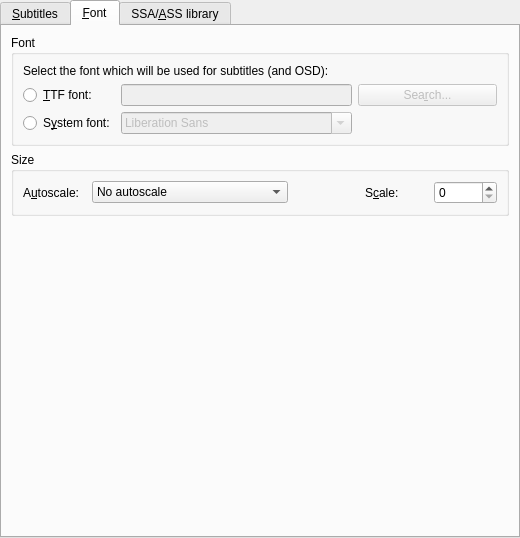
Before: the Qt Designer form src/prefsubtitles.ui in wilbert2000/wzplayer, drawn with Qt 5.
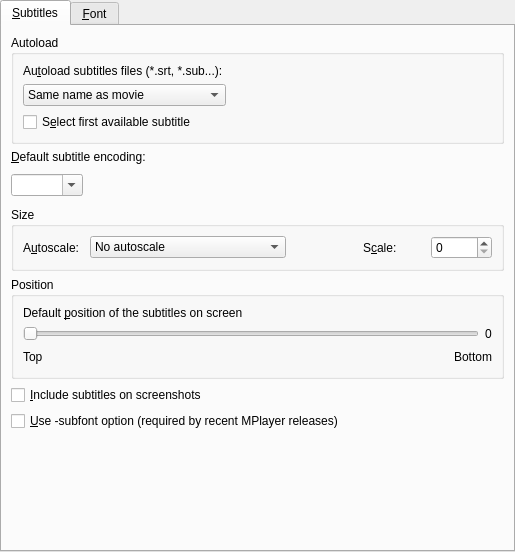
After: the same form once the commit is applied. The open tabs and pages were chosen to show the change. Icons and pictures are not drawn. Custom widgets are drawn as their Qt base class.

Commit message: Reorganized the layout of Preferences->Subtitles

What changed in the file:
```diff
--- a/src/prefsubtitles.ui
+++ b/src/prefsubtitles.ui
@@ -5,8 +5,8 @@
    <rect>
     <x>0</x>
     <y>0</y>
-    <width>520</width>
-    <height>538</height>
+    <width>515</width>
+    <height>552</height>
    </rect>
   </property>
   <property name="windowTitle" >
@@ -20,7 +20,7 @@
     <number>0</number>
    </property>
    <property name="spacing" >
-    <number>6</number>
+    <number>0</number>
    </property>
    <item>
     <widget class="QTabWidget" name="subtitles_tab" >
@@ -162,6 +162,94 @@
          </item>
         </layout>
        </item>
+       <item>
+        <widget class="QGroupBox" name="groupBox_6" >
+         <property name="title" >
+          <string>Size</string>
+         </property>
+         <layout class="QHBoxLayout" >
+          <property name="margin" >
+           <number>9</number>
+          </property>
+          <property name="spacing" >
+           <number>6</number>
+          </property>
+          <item>
+           <widget class="QLabel" name="textLabel2_2" >
+            <property name="text" >
+             <string>A&amp;utoscale:</string>
+            </property>
+            <property name="wordWrap" >
+             <bool>false</bool>
+            </property>
+            <property name="buddy" >
+             <cstring>font_autoscale_combo</cstring>
+            </property>
+           </widget>
+          </item>
+          <item>
+           <widget class="QComboBox" name="font_autoscale_combo" >
+            <item>
+             <property name="text" >
+              <string>No autoscale</string>
+             </property>
+            </item>
+            <item>
+             <property name="text" >
+              <string>Proportional to movie height</string>
+             </property>
+            </item>
+            <item>
+             <property name="text" >
+              <string>Proportional to movie width</string>
+             </property>
+            </item>
+            <item>
+             <property name="text" >
+              <string>Proportional to movie diagonal</string>
+             </property>
+            </item>
+           </widget>
+          </item>
+          <item>
+           <spacer>
+            <property name="orientation" >
+             <enum>Qt::Horizontal</enum>
+            </property>
+            <property name="sizeType" >
+             <enum>QSizePolicy::Preferred</enum>
+            </property>
+            <property name="sizeHint" >
+             <size>
+              <width>71</width>
+              <height>20</height>
+             </size>
+            </property>
+           </spacer>
+          </item>
+          <item>
+           <widget class="QLabel" name="textLabel3_2" >
+            <property name="text" >
+             <string>S&amp;cale:</string>
+            </property>
+            <property name="wordWrap" >
+             <bool>false</bool>
+            </property>
+            <property name="buddy" >
+             <cstring>font_text_scale</cstring>
+            </property>
+           </widget>
+          </item>
+          <item>
+           <widget class="QSpinBox" name="font_text_scale" >
+            <property name="maximum" >
+             <number>100</number>
+            </property>
+           </widget>
+          </item>
+         </layout>
+        </widget>
+       </item>
        <item>
         <widget class="QGroupBox" name="groupBox_2" >
          <property name="title" >
@@ -315,7 +403,7 @@
        </item>
       </layout>
      </widget>
-     <widget class="QWidget" name="tab_2" >
+     <widget class="QWidget" name="TabPage" >
       <attribute name="title" >
        <string>&amp;Font</string>
       </attribute>
@@ -327,7 +415,7 @@
         <number>6</number>
        </property>
        <item>
-        <widget class="QGroupBox" name="groupBox_3" >
+        <widget class="QGroupBox" name="groupBox_5" >
          <property name="title" >
           <string>Font</string>
          </property>
@@ -411,118 +499,13 @@
         </widget>
        </item>
        <item>
-        <widget class="QGroupBox" name="groupBox_4" >
+        <widget class="QGroupBox" name="groupBox_7" >
          <property name="title" >
-          <string>Size</string>
+          <string>SSA/ASS library</string>
          </property>
-         <layout class="QHBoxLayout" >
-          <property name="margin" >
-           <number>9</number>
-          </property>
-          <property name="spacing" >
-           <number>6</number>
-          </property>
-          <item>
-           <widget class="QLabel" name="textLabel2" >
-            <property name="text" >
-             <string>A&amp;utoscale:</string>
-            </property>
-            <property name="wordWrap" >
-             <bool>false</bool>
-            </property>
-            <property name="buddy" >
-             <cstring>font_autoscale_combo</cstring>
-            </property>
-           </widget>
-          </item>
-          <item>
-           <widget class="QComboBox" name="font_autoscale_combo" >
-            <item>
-             <property name="text" >
-              <string>No autoscale</string>
-             </property>
-            </item>
-            <item>
-             <property name="text" >
-              <string>Proportional to movie height</string>
-             </property>
-            </item>
-            <item>
-             <property name="text" >
-              <string>Proportional to movie width</string>
-             </property>
-            </item>
-            <item>
-             <property name="text" >
-              <string>Proportional to movie diagonal</string>
-             </property>
-            </item>
-           </widget>
-          </item>
-          <item>
-           <spacer>
-            <property name="orientation" >
-             <enum>Qt::Horizontal</enum>
-            </property>
-            <property name="sizeType" >
-             <enum>QSizePolicy::Preferred</enum>
-            </property>
-            <property name="sizeHint" >
-             <size>
-              <width>71</width>
-              <height>20</height>
-             </size>
-            </property>
-           </spacer>
-          </item>
-          <item>
-           <widget class="QLabel" name="textLabel3" >
-            <property name="text" >
-             <string>S&amp;cale:</string>
-            </property>
-            <property name="wordWrap" >
-             <bool>false</bool>
-            </property>
-            <property name="buddy" >
-             <cstring>font_text_scale</cstring>
-            </property>
-           </widget>
-          </item>
-          <item>
-           <widget class="QSpinBox" name="font_text_scale" >
-            <property name="maximum" >
-             <number>100</number>
-            </property>
-           </widget>
-          </item>
-         </layout>
-        </widget>
-       </item>
-       <item>
-        <spacer>
-         <property name="orientation" >
-          <enum>Qt::Vertical</enum>
-         </property>
-         <property name="sizeType" >
-          <enum>QSizePolicy::Expanding</enum>
-         </property>
-         <property name="sizeHint" >
-          <size>
-           <width>20</width>
-           <height>20</height>
-          </size>
-         </property>
-        </spacer>
-       </item>
-      </layout>
-     </widget>
-     <widget class="QWidget" name="TabPage" >
-      <attribute name="title" >
-       <string>SSA/&amp;ASS library</string>
-      </attribute>
       <layout class="QVBoxLayout" >
        <property name="margin" >
-        <number>6</number>
+           <number>9</number>
        </property>
        <property name="spacing" >
         <number>6</number>
@@ -695,6 +678,9 @@
          </item>
         </layout>
        </item>
+         </layout>
+        </widget>
+       </item>
        <item>
         <spacer>
          <property name="orientation" >
@@ -718,16 +704,16 @@
   </layout>
  </widget>
  <customwidgets>
-  <customwidget>
-   <class>MyFontComboBox</class>
-   <extends>QFontComboBox</extends>
-   <header>mycombobox.h</header>
-  </customwidget>
   <customwidget>
    <class>MyComboBox</class>
    <extends>QComboBox</extends>
    <header>mycombobox.h</header>
   </customwidget>
+  <customwidget>
+   <class>MyFontComboBox</class>
+   <extends>QFontComboBox</extends>
+   <header>mycombobox.h</header>
+  </customwidget>
  </customwidgets>
  <tabstops>
   <tabstop>subtitles_tab</tabstop>
```
Left out of the diff: 60 changed lines with no effect on the pictures. Lines whose indentation alone changed are shown as unchanged. The commit also changes 2 other files.
